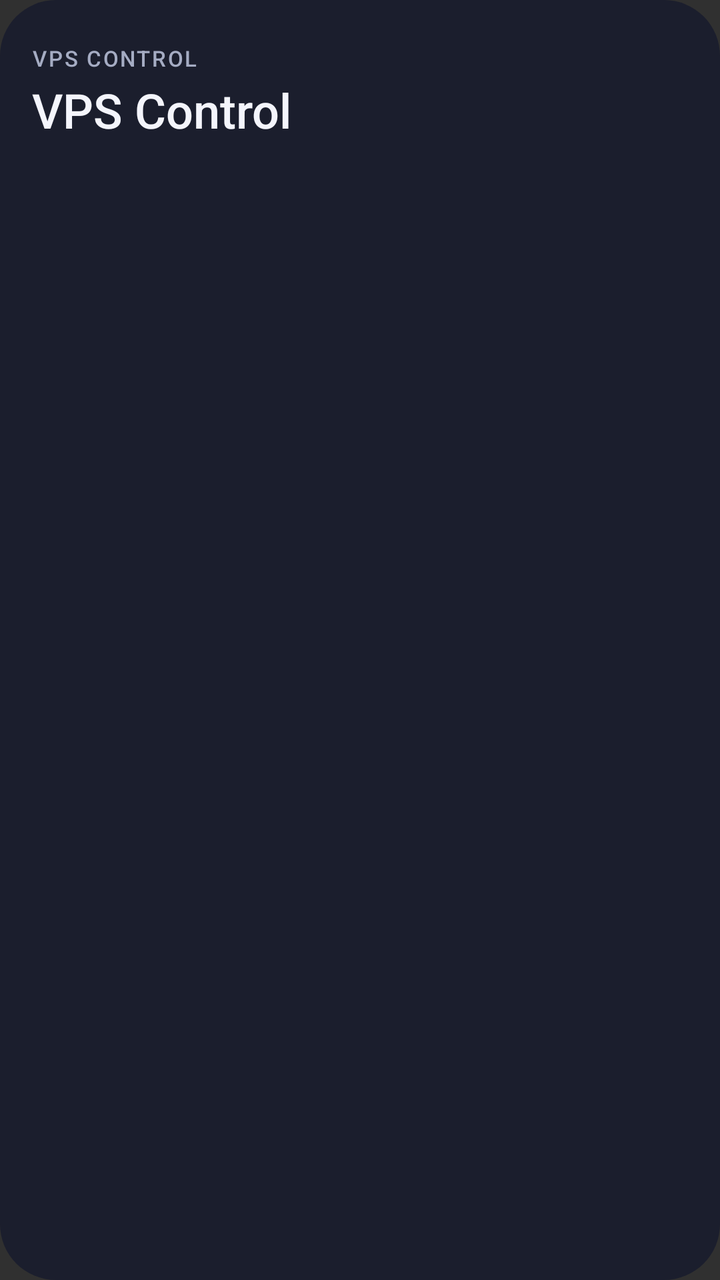
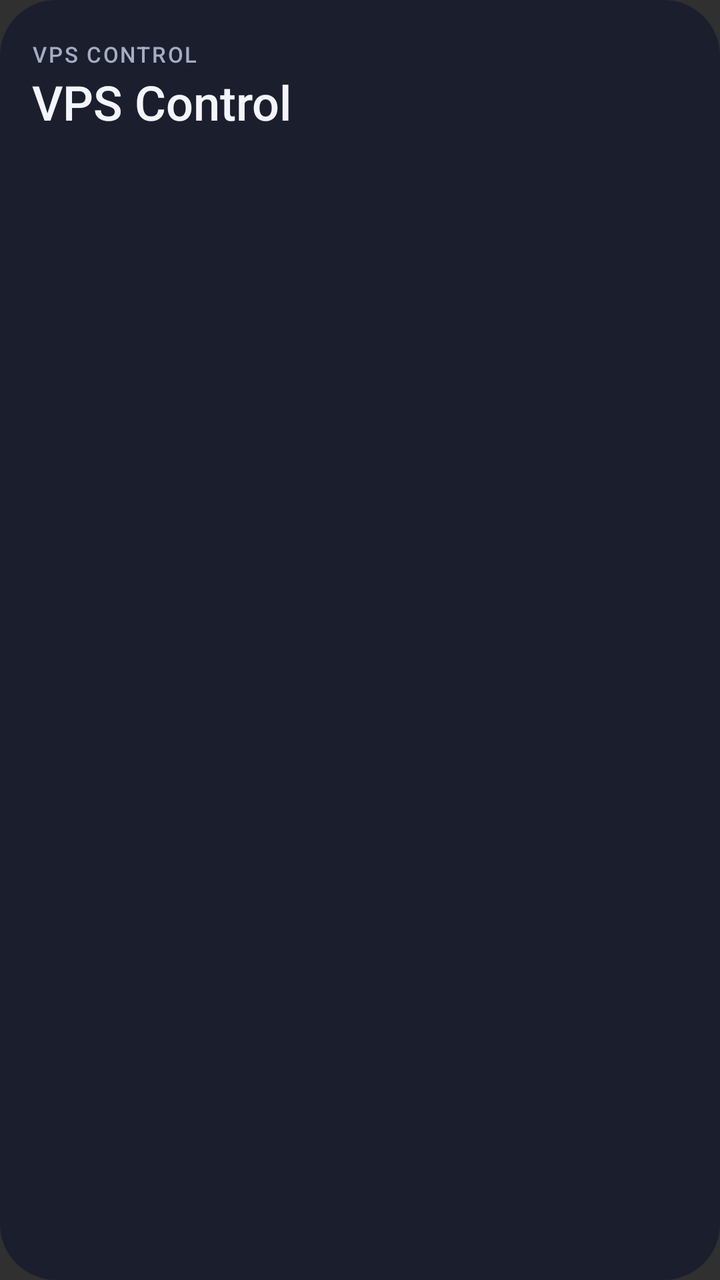

Compare the two renders of this Android layout. The source of the first and the diff that turns it into the second are given below.
<!-- AndroidManifest.xml: application theme android:Theme.Material.NoActionBar -->
<!-- res/layout/widget.xml -->
<LinearLayout xmlns:android="http://schemas.android.com/apk/res/android" android:id="@+id/root" android:orientation="vertical" android:layout_width="match_parent" android:layout_height="match_parent" android:padding="16dp" android:background="@drawable/card_bg">
 <LinearLayout android:orientation="horizontal" android:layout_width="match_parent" android:layout_height="26dp" android:gravity="center_vertical">
  <TextView android:id="@+id/title" android:layout_width="0dp" android:layout_weight="1" android:layout_height="match_parent" android:gravity="center_vertical" android:text="VPS CONTROL" android:textColor="#A5ACC3" android:fontFamily="sans-serif-medium" android:textSize="11sp" android:letterSpacing="0.08" android:maxLines="1" android:ellipsize="end"/>
  <ImageView android:id="@+id/refresh" android:layout_width="32dp" android:layout_height="match_parent" android:padding="4dp" android:scaleType="fitCenter" android:contentDescription="Refresh"/>
 </LinearLayout>
 <TextView android:id="@+id/headline" android:text="VPS Control" android:textColor="#F4F5FC" android:layout_width="match_parent" android:layout_height="wrap_content" android:fontFamily="sans-serif-medium" android:textSize="24sp" android:maxLines="1" android:ellipsize="end" android:includeFontPadding="false"/>
 <TextView android:id="@+id/summary" android:textColor="#64DDB1" android:layout_width="match_parent" android:layout_height="wrap_content" android:paddingTop="4dp" android:textSize="12sp" android:maxLines="1" android:ellipsize="end" android:includeFontPadding="false"/>
 <ImageView android:id="@+id/visual" android:layout_width="match_parent" android:layout_height="0dp" android:layout_weight="1" android:scaleType="fitXY" android:paddingTop="4dp" android:paddingBottom="5dp" android:importantForAccessibility="yes"/>
 <TextView android:id="@+id/stamp" android:layout_width="match_parent" android:layout_height="wrap_content" android:textSize="11sp" android:maxLines="1" android:ellipsize="end" android:includeFontPadding="false"/>
</LinearLayout>
<!-- resources referenced by this layout -->
<resources>
  <!-- drawable card_bg (drawable) -->
  <shape xmlns:android="http://schemas.android.com/apk/res/android"><solid android:color="#1B1E2D"/><corners android:radius="28dp"/></shape>
</resources>

<!-- the commit's change to res/layout/widget.xml (unified diff, before → after) -->
@@ -1,10 +1,10 @@
 <LinearLayout xmlns:android="http://schemas.android.com/apk/res/android" android:id="@+id/root" android:orientation="vertical" android:layout_width="match_parent" android:layout_height="match_parent" android:padding="16dp" android:background="@drawable/card_bg">
- <LinearLayout android:orientation="horizontal" android:layout_width="match_parent" android:layout_height="26dp" android:gravity="center_vertical">
+ <LinearLayout android:orientation="horizontal" android:layout_width="match_parent" android:layout_height="22dp" android:gravity="center_vertical">
   <TextView android:id="@+id/title" android:layout_width="0dp" android:layout_weight="1" android:layout_height="match_parent" android:gravity="center_vertical" android:text="VPS CONTROL" android:textColor="#A5ACC3" android:fontFamily="sans-serif-medium" android:textSize="11sp" android:letterSpacing="0.08" android:maxLines="1" android:ellipsize="end"/>
   <ImageView android:id="@+id/refresh" android:layout_width="32dp" android:layout_height="match_parent" android:padding="4dp" android:scaleType="fitCenter" android:contentDescription="Refresh"/>
  </LinearLayout>
  <TextView android:id="@+id/headline" android:text="VPS Control" android:textColor="#F4F5FC" android:layout_width="match_parent" android:layout_height="wrap_content" android:fontFamily="sans-serif-medium" android:textSize="24sp" android:maxLines="1" android:ellipsize="end" android:includeFontPadding="false"/>
  <TextView android:id="@+id/summary" android:textColor="#64DDB1" android:layout_width="match_parent" android:layout_height="wrap_content" android:paddingTop="4dp" android:textSize="12sp" android:maxLines="1" android:ellipsize="end" android:includeFontPadding="false"/>
- <ImageView android:id="@+id/visual" android:layout_width="match_parent" android:layout_height="0dp" android:layout_weight="1" android:scaleType="fitXY" android:paddingTop="4dp" android:paddingBottom="5dp" android:importantForAccessibility="yes"/>
+ <ImageView android:id="@+id/visual" android:layout_width="match_parent" android:layout_height="0dp" android:layout_weight="1" android:scaleType="fitCenter" android:paddingTop="4dp" android:paddingBottom="5dp" android:importantForAccessibility="yes"/>
  <TextView android:id="@+id/stamp" android:layout_width="match_parent" android:layout_height="wrap_content" android:textSize="11sp" android:maxLines="1" android:ellipsize="end" android:includeFontPadding="false"/>
 </LinearLayout>
